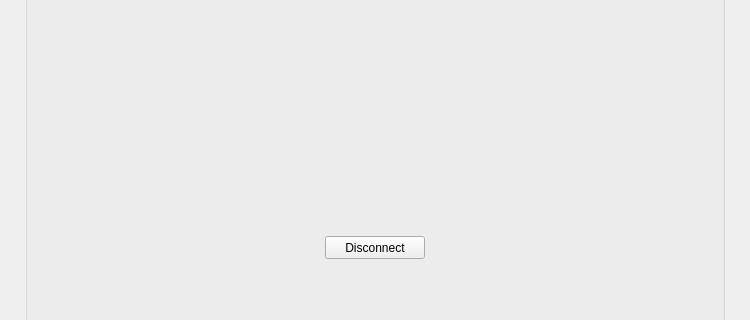
First picture: the form in GUI/MainWindow.ui, repository Deeko-Silvas/Rekordbox_sync, before the edit; both pictures show x 0 to 750 and y 142 to 462 of the 750 by 550 pixel window.
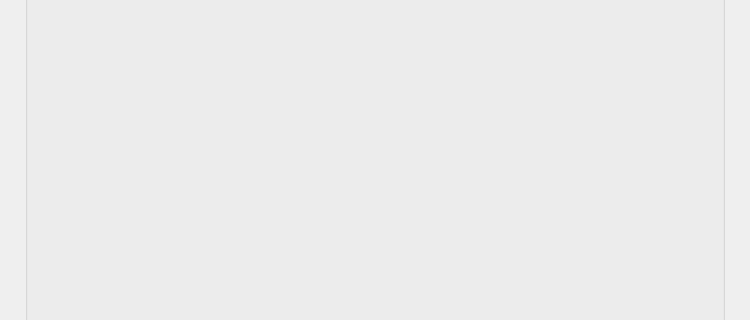
Second picture: the form after the edit. The open tabs and pages were chosen to show the change.

Commit message:
Implemented server and added popups class
Implemented all of rekordbox_server.py as class to work with GUI.

Added connection check for server with status on GUI.

Removed disconnect button from GUI on MainWindow.py

Patch:
```diff
--- a/GUI/MainWindow.ui
+++ b/GUI/MainWindow.ui
@@ -127,7 +127,7 @@
          <set>Qt::AlignLeading|Qt::AlignLeft|Qt::AlignVCenter</set>
         </property>
         <layout class="QGridLayout" name="gridLayout_2">
-         <item row="0" column="0" colspan="3">
+         <item row="0" column="0">
           <widget class="QLabel" name="connectionLbl">
            <property name="minimumSize">
             <size>
@@ -144,53 +144,11 @@
            <property name="text">
             <string/>
            </property>
-          </widget>
-         </item>
-         <item row="1" column="0">
-          <spacer name="horizontalSpacer">
-           <property name="orientation">
-            <enum>Qt::Horizontal</enum>
+           <property name="alignment">
+            <set>Qt::AlignCenter</set>
            </property>
-           <property name="sizeHint" stdset="0">
-            <size>
-             <width>281</width>
-             <height>20</height>
-            </size>
-           </property>
-          </spacer>
-         </item>
-         <item row="1" column="1">
-          <widget class="QPushButton" name="disconnectBtn">
-           <property name="minimumSize">
-            <size>
-             <width>100</width>
-             <height>23</height>
-            </size>
-           </property>
-           <property name="maximumSize">
-            <size>
-             <width>100</width>
-             <height>23</height>
-            </size>
-           </property>
-           <property name="text">
-            <string>Disconnect</string>
-           </property>
           </widget>
          </item>
-         <item row="1" column="2">
-          <spacer name="horizontalSpacer_2">
-           <property name="orientation">
-            <enum>Qt::Horizontal</enum>
-           </property>
-           <property name="sizeHint" stdset="0">
-            <size>
-             <width>281</width>
-             <height>20</height>
-            </size>
-           </property>
-          </spacer>
-         </item>
         </layout>
        </widget>
       </item>
```
Left out of the diff: 2 changed lines with no effect on the pictures. The commit also changes 6 other files.
